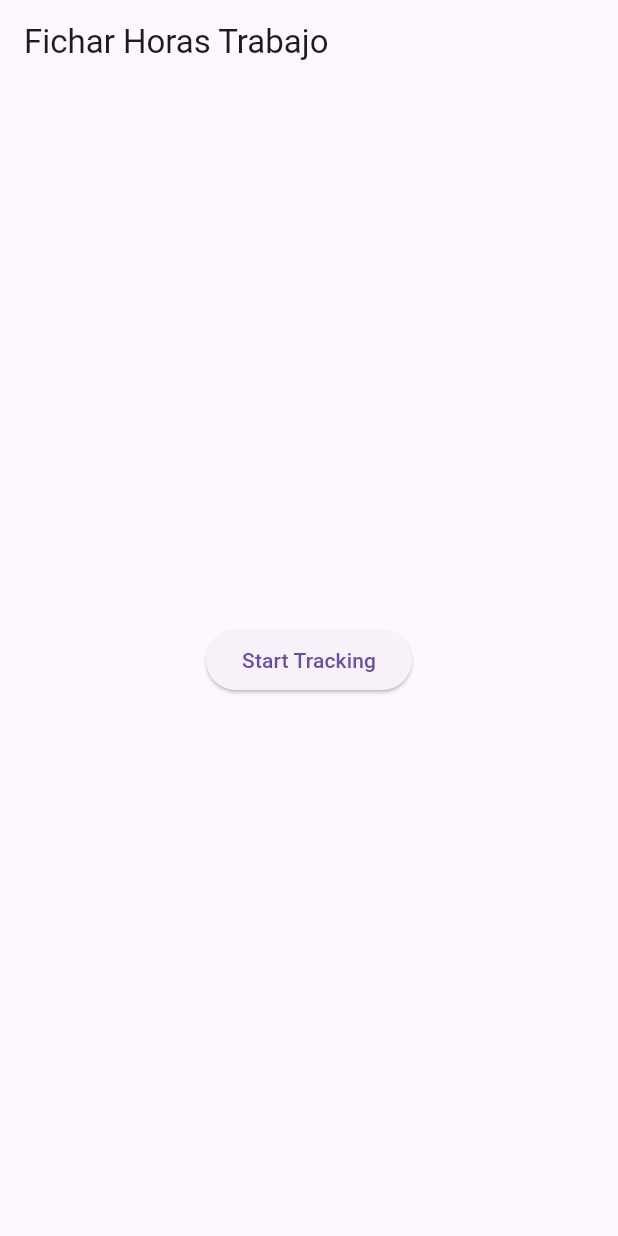
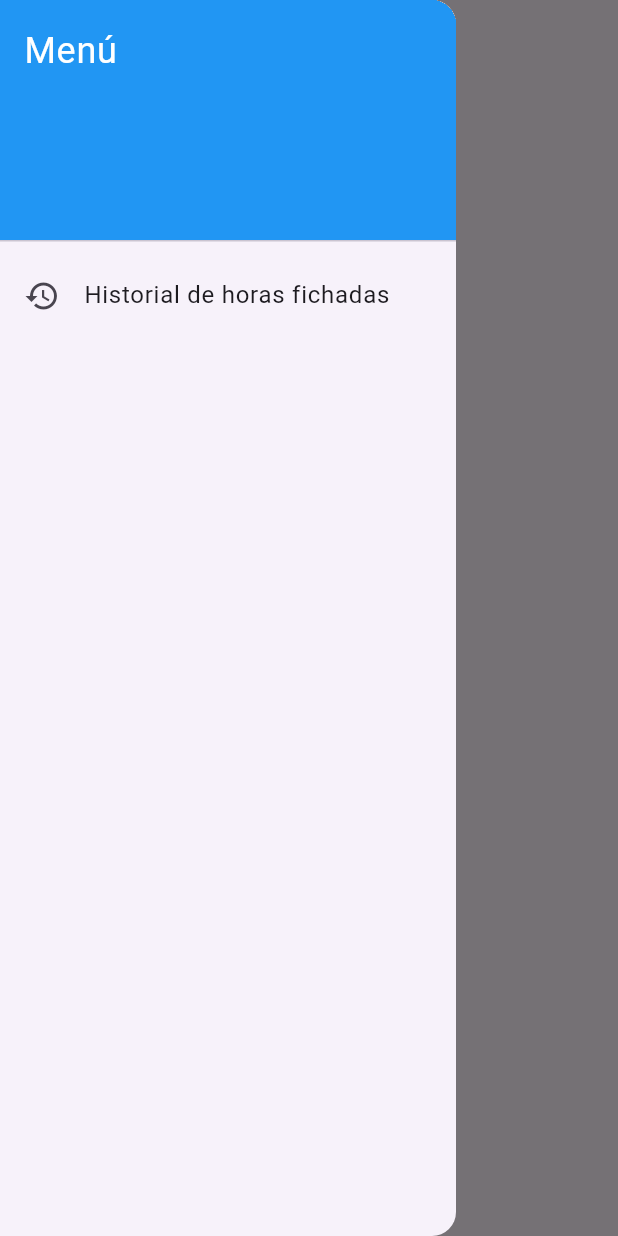
Before and after one commit to eloypp/fichar_horas_trabajo, a Flutter app: the screen it shows after launch, with the side drawer open (before the commit the screen has no drawer), on a phone screen of 412 x 824 dp. Run offline on Flutter 3.47's test engine with Material 3 defaults, Android fonts, the phone set to English and light mode, and no system bars.

Commit message:
Historial Horas
Añadido un historial base con las horas fichadas.

```diff
--- a/lib/main.dart
+++ b/lib/main.dart
@@ -5,8 +5,10 @@ import '../vistas/home.dart';
 
 void main() {
   runApp(
-    ChangeNotifierProvider(
-      create: (context) => TimeTracker(),
+    MultiProvider(
+      providers: [
+        ChangeNotifierProvider(create: (context) => TimeTracker()),
+      ],
       child: const MainApp(),
     ),
   );
--- a/lib/providers/timeTracker.dart
+++ b/lib/providers/timeTracker.dart
@@ -1,16 +1,32 @@
 import 'dart:async';
 import 'package:flutter/material.dart';
+
+class TimeRecord {
+  final DateTime date;
+  final DateTime startTime;
+  final DateTime endTime;
+  final Duration duration;
+
+  TimeRecord({
+    required this.date,
+    required this.startTime,
+    required this.endTime,
+    required this.duration,
+  });
+}
 
 class TimeTracker extends ChangeNotifier {
   DateTime? _startTime;
   DateTime? _endTime;
   Timer? _timer;
   Duration _currentDuration = Duration.zero;
+  final List<TimeRecord> _records = [];
 
   DateTime? get startTime => _startTime;
   DateTime? get endTime => _endTime;
 
   Duration get currentDuration => _currentDuration;
+  List<TimeRecord> get records => List.unmodifiable(_records);
 
   void startTracking() {
     _startTime = DateTime.now();
@@ -30,6 +46,12 @@ class TimeTracker extends ChangeNotifier {
     _timer?.cancel();
     _endTime = DateTime.now();
     _currentDuration = _endTime!.difference(_startTime!);
+    _records.insert(0, TimeRecord(
+      date: _startTime!,
+      startTime: _startTime!,
+      endTime: _endTime!,
+      duration: _currentDuration,
+    ));
     notifyListeners();
   }
 
@@ -47,4 +69,23 @@ class TimeTracker extends ChangeNotifier {
     final seconds = (_currentDuration.inSeconds % 60).toString().padLeft(2, '0');
     return '$hours:$minutes:$seconds';
   }
+
+  static String formatDuration(Duration duration) {
+    final hours = duration.inHours.toString().padLeft(2, '0');
+    final minutes = (duration.inMinutes % 60).toString().padLeft(2, '0');
+    final seconds = (duration.inSeconds % 60).toString().padLeft(2, '0');
+    return '$hours:$minutes:$seconds';
+  }
+
+  static String formatDate(DateTime dateTime) {
+    return '${dateTime.day.toString().padLeft(2, '0')}/'
+           '${dateTime.month.toString().padLeft(2, '0')}/'
+           '${dateTime.year}';
+  }
+
+  static String formatTime(DateTime dateTime) {
+    return '${dateTime.hour.toString().padLeft(2, '0')}:'
+           '${dateTime.minute.toString().padLeft(2, '0')}:'
+           '${dateTime.second.toString().padLeft(2, '0')}';
+  }
 }
--- a/lib/vistas/home.dart
+++ b/lib/vistas/home.dart
@@ -1,6 +1,7 @@
 import 'package:flutter/material.dart';
 import 'package:provider/provider.dart';
 import '../providers/timeTracker.dart';
+import 'history.dart';
 
 class HomePage extends StatelessWidget {
   const HomePage({super.key});
@@ -12,6 +13,45 @@ class HomePage extends StatelessWidget {
     return Scaffold(
       appBar: AppBar(
         title: const Text('Fichar Horas Trabajo'),
+        leading: Builder(
+          builder: (BuildContext context) {
+            return IconButton(
+              icon: const Icon(Icons.menu),
+              onPressed: () {
+                Scaffold.of(context).openDrawer();
+              },
+            );
+          },
+        ),
+      ),
+      drawer: Drawer(
+        child: ListView(
+          padding: EdgeInsets.zero,
+          children: <Widget>[
+            const DrawerHeader(
+              decoration: BoxDecoration(
+                color: Colors.blue,
+              ),
+              child: Text(
+                'Menú',
+                style: TextStyle(
+                  color: Colors.white,
+                  fontSize: 24,
+                ),
+              ),
+            ),
+            ListTile(
+              leading: const Icon(Icons.history),
+              title: const Text('Historial de horas fichadas'),
+              onTap: () {
+                Navigator.push(
+                  context,
+                  MaterialPageRoute(builder: (context) => const HistoryPage()),
+                );
+              },
+            ),
+          ],
+        ),
       ),
       body: Center(
         child: Column(
```
Also changed, not shown: lib/vistas/history.dart (added, +100 -0 lines).
